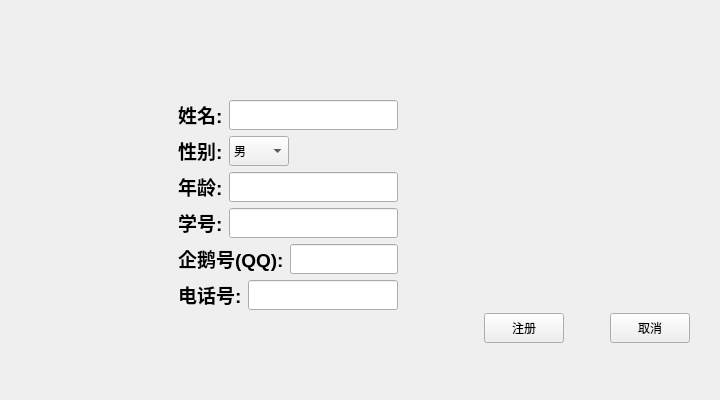
First picture: the form in signup.ui, repository ainihu/NewMember, before the edit.
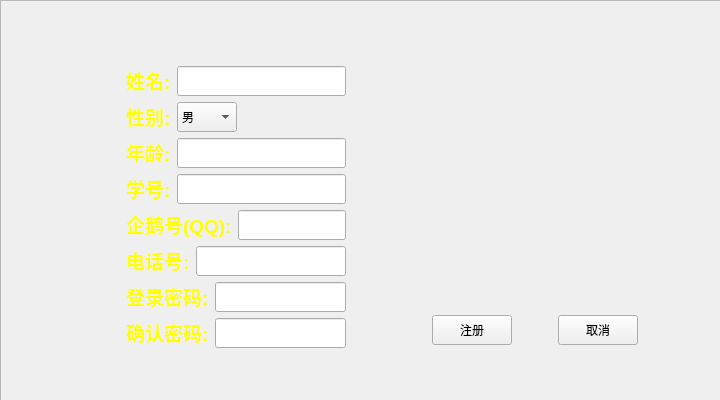
Second picture: the form after the edit. Icons and pictures are not drawn.

```diff
--- a/signup.ui
+++ b/signup.ui
@@ -31,9 +31,9 @@
   <widget class="QFrame" name="frame">
    <property name="geometry">
     <rect>
-     <x>-2</x>
-     <y>-2</y>
-     <width>782</width>
+     <x>0</x>
+     <y>0</y>
+     <width>728</width>
      <height>414</height>
     </rect>
    </property>
@@ -48,9 +48,9 @@
    </property>
    <layout class="QGridLayout" name="gridLayout">
     <item row="0" column="0">
-     <layout class="QHBoxLayout" name="horizontalLayout_11">
+     <layout class="QHBoxLayout" name="horizontalLayout_13">
       <item>
-       <spacer name="horizontalSpacer_10">
+       <spacer name="horizontalSpacer_11">
         <property name="orientation">
          <enum>Qt::Horizontal</enum>
         </property>
@@ -87,7 +87,7 @@
                <string notr="true">border-image: url(&quot;&quot;);</string>
               </property>
               <property name="text">
-               <string>&lt;html&gt;&lt;head/&gt;&lt;body&gt;&lt;p&gt;&lt;span style=&quot; font-size:14pt; font-weight:600; color:#000000;&quot;&gt;姓名:&lt;/span&gt;&lt;/p&gt;&lt;/body&gt;&lt;/html&gt;</string>
+               <string>&lt;html&gt;&lt;head/&gt;&lt;body&gt;&lt;p&gt;&lt;span style=&quot; font-size:14pt; font-weight:600; color:#ffff00;&quot;&gt;姓名:&lt;/span&gt;&lt;/p&gt;&lt;/body&gt;&lt;/html&gt;</string>
               </property>
              </widget>
             </item>
@@ -114,7 +114,7 @@
                <string notr="true">border-image: url(&quot;&quot;);</string>
               </property>
               <property name="text">
-               <string>&lt;html&gt;&lt;head/&gt;&lt;body&gt;&lt;p&gt;&lt;span style=&quot; font-size:14pt; font-weight:600; color:#000000;&quot;&gt;性别:&lt;/span&gt;&lt;/p&gt;&lt;/body&gt;&lt;/html&gt;</string>
+               <string>&lt;html&gt;&lt;head/&gt;&lt;body&gt;&lt;p&gt;&lt;span style=&quot; font-size:14pt; font-weight:600; color:#ffff00;&quot;&gt;性别:&lt;/span&gt;&lt;/p&gt;&lt;/body&gt;&lt;/html&gt;</string>
               </property>
              </widget>
             </item>
@@ -164,7 +164,7 @@
                <string notr="true">border-image: url(&quot;&quot;);</string>
               </property>
               <property name="text">
-               <string>&lt;html&gt;&lt;head/&gt;&lt;body&gt;&lt;p&gt;&lt;span style=&quot; font-size:14pt; font-weight:600; color:#000000;&quot;&gt;年龄:&lt;/span&gt;&lt;/p&gt;&lt;/body&gt;&lt;/html&gt;</string>
+               <string>&lt;html&gt;&lt;head/&gt;&lt;body&gt;&lt;p&gt;&lt;span style=&quot; font-size:14pt; font-weight:600; color:#ffff00;&quot;&gt;年龄:&lt;/span&gt;&lt;/p&gt;&lt;/body&gt;&lt;/html&gt;</string>
               </property>
              </widget>
             </item>
@@ -191,7 +191,10 @@
                <string notr="true">border-image: url(&quot;&quot;);</string>
               </property>
               <property name="text">
-               <string>&lt;html&gt;&lt;head/&gt;&lt;body&gt;&lt;p&gt;&lt;span style=&quot; font-size:14pt; font-weight:600; color:#000000;&quot;&gt;学号:&lt;/span&gt;&lt;/p&gt;&lt;/body&gt;&lt;/html&gt;</string>
+               <string>&lt;html&gt;&lt;head/&gt;&lt;body&gt;&lt;p&gt;&lt;span style=&quot; font-size:14pt; font-weight:600; color:#ffff00;&quot;&gt;学号:&lt;/span&gt;&lt;/p&gt;&lt;/body&gt;&lt;/html&gt;</string>
+              </property>
+              <property name="textFormat">
+               <enum>Qt::AutoText</enum>
               </property>
              </widget>
             </item>
@@ -206,6 +209,9 @@
               <property name="styleSheet">
                <string notr="true">border-image: url(&quot;&quot;);</string>
               </property>
+              <property name="placeholderText">
+               <string extracomment="登录的账号"/>
+              </property>
              </widget>
             </item>
            </layout>
@@ -218,7 +224,7 @@
                <string notr="true">border-image: url(&quot;&quot;);</string>
               </property>
               <property name="text">
-               <string>&lt;html&gt;&lt;head/&gt;&lt;body&gt;&lt;p&gt;&lt;span style=&quot; font-size:14pt; font-weight:600; color:#000000;&quot;&gt;企鹅号(QQ):&lt;/span&gt;&lt;/p&gt;&lt;/body&gt;&lt;/html&gt;</string>
+               <string>&lt;html&gt;&lt;head/&gt;&lt;body&gt;&lt;p&gt;&lt;span style=&quot; font-size:14pt; font-weight:600; color:#ffff00;&quot;&gt;企鹅号(QQ):&lt;/span&gt;&lt;/p&gt;&lt;/body&gt;&lt;/html&gt;</string>
               </property>
              </widget>
             </item>
@@ -245,7 +251,7 @@
                <string notr="true">border-image: url(&quot;&quot;);</string>
               </property>
               <property name="text">
-               <string>&lt;html&gt;&lt;head/&gt;&lt;body&gt;&lt;p&gt;&lt;span style=&quot; font-size:14pt; font-weight:600; color:#000000;&quot;&gt;电话号:&lt;/span&gt;&lt;/p&gt;&lt;/body&gt;&lt;/html&gt;</string>
+               <string>&lt;html&gt;&lt;head/&gt;&lt;body&gt;&lt;p&gt;&lt;span style=&quot; font-size:14pt; font-weight:600; color:#ffff00;&quot;&gt;电话号:&lt;/span&gt;&lt;/p&gt;&lt;/body&gt;&lt;/html&gt;</string>
               </property>
              </widget>
             </item>
@@ -259,6 +265,75 @@
               </property>
               <property name="styleSheet">
                <string notr="true">border-image: url(&quot;&quot;);</string>
+              </property>
+              <property name="placeholderText">
+               <string extracomment="登录密码"/>
+              </property>
+             </widget>
+            </item>
+           </layout>
+          </item>
+          <item>
+           <layout class="QHBoxLayout" name="horizontalLayout_11">
+            <item>
+             <widget class="QLabel" name="label_7">
+              <property name="styleSheet">
+               <string notr="true">border-image: url(&quot;&quot;);</string>
+              </property>
+              <property name="text">
+               <string>&lt;html&gt;&lt;head/&gt;&lt;body&gt;&lt;p&gt;&lt;span style=&quot; font-size:14pt; font-weight:600; color:#ffff00;&quot;&gt;登录密码:&lt;/span&gt;&lt;/p&gt;&lt;/body&gt;&lt;/html&gt;</string>
+              </property>
+             </widget>
+            </item>
+            <item>
+             <widget class="QLineEdit" name="passwdLineEdit">
+              <property name="minimumSize">
+               <size>
+                <width>0</width>
+                <height>30</height>
+               </size>
+              </property>
+              <property name="styleSheet">
+               <string notr="true">border-image: url(&quot;&quot;);</string>
+              </property>
+              <property name="echoMode">
+               <enum>QLineEdit::Password</enum>
+              </property>
+              <property name="placeholderText">
+               <string extracomment="登录密码"/>
+              </property>
+             </widget>
+            </item>
+           </layout>
+          </item>
+          <item>
+           <layout class="QHBoxLayout" name="horizontalLayout_12">
+            <item>
+             <widget class="QLabel" name="label_8">
+              <property name="styleSheet">
+               <string notr="true">border-image: url(&quot;&quot;);</string>
+              </property>
+              <property name="text">
+               <string>&lt;html&gt;&lt;head/&gt;&lt;body&gt;&lt;p&gt;&lt;span style=&quot; font-size:14pt; font-weight:600; color:#ffff00;&quot;&gt;确认密码:&lt;/span&gt;&lt;/p&gt;&lt;/body&gt;&lt;/html&gt;</string>
+              </property>
+             </widget>
+            </item>
+            <item>
+             <widget class="QLineEdit" name="repasswdLineEdit">
+              <property name="minimumSize">
+               <size>
+                <width>0</width>
+                <height>30</height>
+               </size>
+              </property>
+              <property name="styleSheet">
+               <string notr="true">border-image: url(&quot;&quot;);</string>
+              </property>
+              <property name="echoMode">
+               <enum>QLineEdit::Password</enum>
+              </property>
+              <property name="placeholderText">
+               <string extracomment="登录密码"/>
               </property>
              </widget>
             </item>
```
